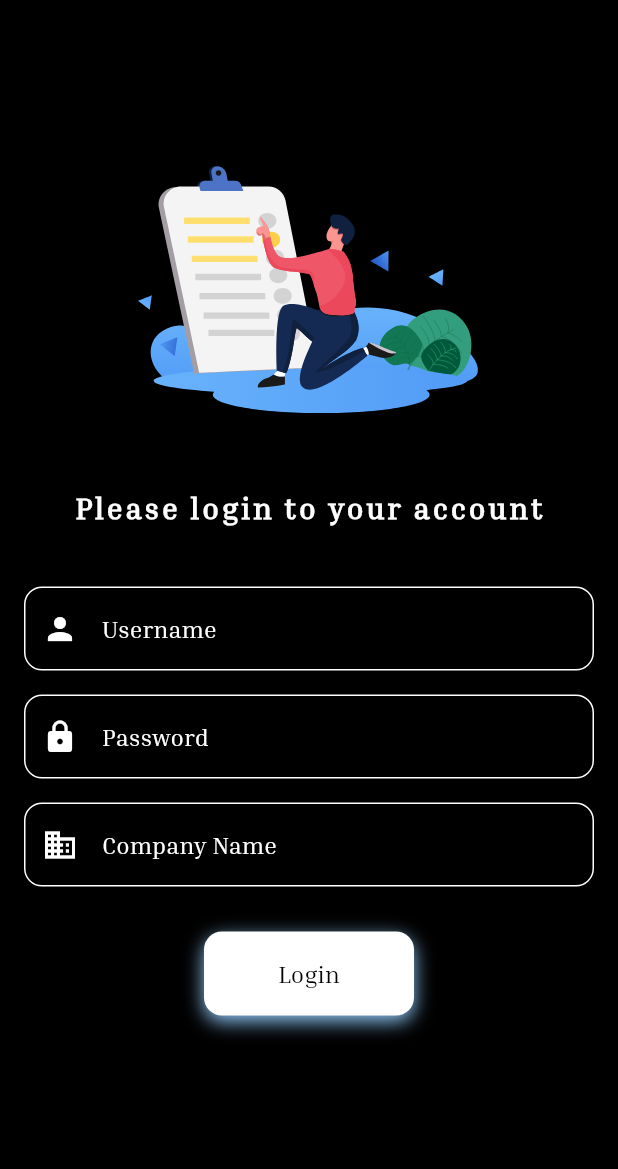
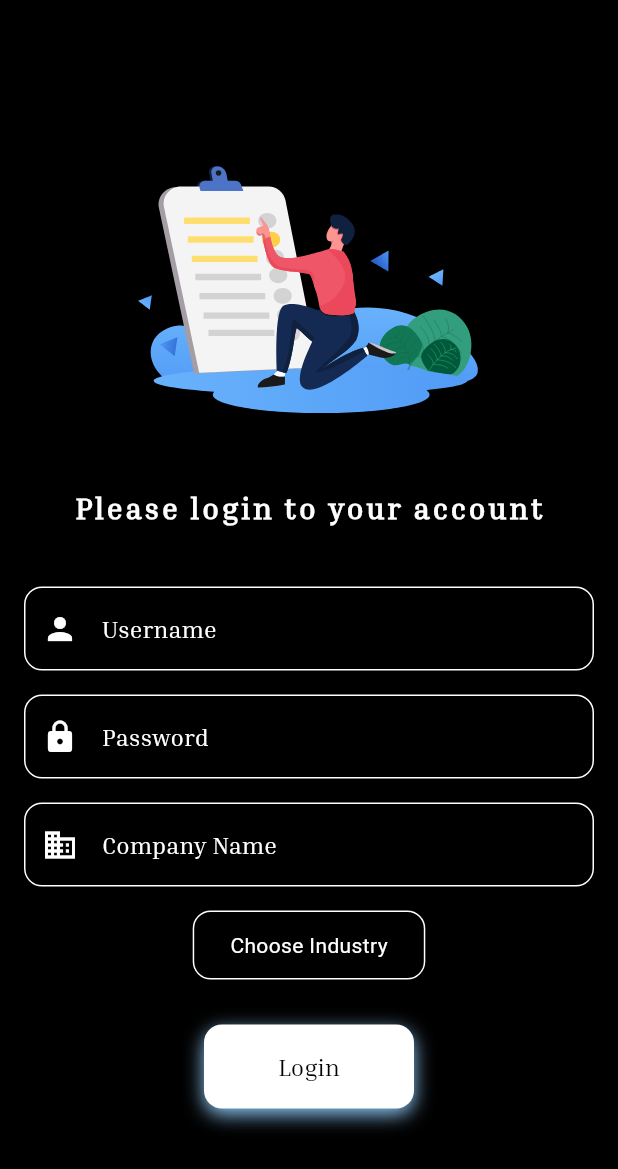
Before and after one commit to ShineWaiYanAung/innovatioProject, a Flutter app: the LoginView screen opened directly, on a phone screen of 412 x 824 dp. Shown: the top 1169 px of the screen. Run offline on Flutter 3.47's test engine with Material 3 defaults, Android fonts, the phone set to English and light mode, and no system bars; our stand-ins replace carousel_slider, csv, curved_navigation_bar, device_preview, file_picker, fl_chart and 3 more.

Commit message:
DropDownTextField

```diff
--- a/lib/features/appBusinessFeatures/pages/Questionire/questionirepage.dart
+++ b/lib/features/appBusinessFeatures/pages/Questionire/questionirepage.dart
@@ -1,4 +1,5 @@
 import 'package:flutter/material.dart';
+import 'package:innovation_proeject/features/authentication/pages/mainScreen/login.dart';
 import 'package:innovation_proeject/responsiveScreenControllerAbstract/parent_screen_controller.dart';
 
 class QuestionnairePage extends StatefulWidget {
@@ -87,7 +88,7 @@ class _QuestionnairePageState extends State<QuestionnairePage> {
           // Add further actions if needed
           Navigator.of(context).push(
             MaterialPageRoute(
-              builder: (context) => ScreenFactory.getPlatformScreen(Theme.of(context).platform).build(context),
+              builder: (context) => LoginView(),
             ),
           );
         },
--- a/lib/features/authentication/pages/mainScreen/login.dart
+++ b/lib/features/authentication/pages/mainScreen/login.dart
@@ -28,26 +28,21 @@ class _LoginViewState extends State<LoginView> {
     final username = _usernameController.text;
     final password = _passwordController.text;
     final companyName = _companyNameController.text;
+
     if (username == 'ShineWai' && password == "123") {
       final myKeyToProvider = context.read<DataImportCubit>();
       myKeyToProvider.updateCompanyName(companyName);
+
       Navigator.of(context).push(
         MaterialPageRoute(
-          builder: (context) =>
-              ScreenFactory.getPlatformScreen(Theme.of(context).platform)
-                  .build(context),
+          builder: (context) => ScreenFactory.getPlatformScreen(Theme.of(context).platform).build(context),
         ),
       );
     } else {
       ScaffoldMessenger.of(context).showSnackBar(
-        SnackBar(
-          content: Text("Your Password Wasn't Correct"),
-        ),
+        SnackBar(content: Text("Your Password Wasn't Correct")),
       );
     }
-    print('Username: $username');
-    print('Password: $password');
-    print('Company Name: $companyName');
   }
 
   @override
@@ -57,6 +52,9 @@ class _LoginViewState extends State<LoginView> {
         color: Colors.black,
         child: Padding(
           padding: const EdgeInsets.all(16.0),
+          child: Column(
+            children: [
+              Expanded(
                 child: ListView(
                   children: [
                     Column(
@@ -64,79 +62,36 @@ class _LoginViewState extends State<LoginView> {
                       children: [
                         SizedBox(
                           height: 300,
-                      child: Lottie.asset("onBoardingScreen/login.json")),
+                          child: Lottie.asset("onBoardingScreen/login.json"),
+                        ),
                         SizedBox(height: 10),
                         Text(
                           "Please login to your account",
                           style: Theme.of(context).textTheme.titleLarge,
-                  )
+                        ),
                       ],
                     ),
                     SizedBox(height: 40),
-              TextField(
+                    _buildTextField(
                       controller: _usernameController,
-                decoration: InputDecoration(
-                  prefixIcon: Icon(Icons.person),
-                  prefixIconColor: Colors.white,
-                  labelText: 'Username',
-                  labelStyle: Theme.of(context).textTheme.titleMedium,
-                  border: OutlineInputBorder(
-                    borderRadius: BorderRadius.circular(12),
-                  ),
-                  focusedBorder: OutlineInputBorder(
-                      borderSide: BorderSide(color: Colors.lightBlue),
-                      borderRadius: BorderRadius.circular(12)),
-                  enabledBorder: OutlineInputBorder(
-                    borderSide: BorderSide(color: Colors.white),
-                    borderRadius: BorderRadius.circular(12),
-                  ),
-                ),
-                style: TextStyle(color: Colors.white),
+                      label: 'Username',
+                      icon: Icons.person,
                     ),
                     SizedBox(height: 16),
-              TextField(
+                    _buildTextField(
                       controller: _passwordController,
+                      label: 'Password',
+                      icon: Icons.lock,
                       obscureText: true,
-                decoration: InputDecoration(
-                  prefixIcon: Icon(Icons.lock),
-                  prefixIconColor: Colors.white,
-                  labelText: 'Password',
-                  labelStyle: Theme.of(context).textTheme.titleMedium,
-                  border: OutlineInputBorder(
-                    borderRadius: BorderRadius.circular(12),
-                  ),
-                  focusedBorder: OutlineInputBorder(
-                      borderSide: BorderSide(color: Colors.lightBlue),
-                      borderRadius: BorderRadius.circular(12)),
-                  enabledBorder: OutlineInputBorder(
-                    borderSide: BorderSide(color: Colors.white),
-                    borderRadius: BorderRadius.circular(12),
-                  ),
-                ),
-                style: TextStyle(color: Colors.white),
                     ),
                     SizedBox(height: 16),
-              TextField(
+                    _buildTextField(
                       controller: _companyNameController,
-                decoration: InputDecoration(
-                  prefixIcon: Icon(Icons.business),
-                  prefixIconColor: Colors.white,
-                  labelText: 'Company Name',
-                  labelStyle: Theme.of(context).textTheme.titleMedium,
-                  border: OutlineInputBorder(
-                    borderRadius: BorderRadius.circular(12),
+                      label: 'Company Name',
+                      icon: Icons.business,
                     ),
-                  focusedBorder: OutlineInputBorder(
-                      borderSide: BorderSide(color: Colors.lightBlue),
-                      borderRadius: BorderRadius.circular(12)),
-                  focusColor: Colors.white,
-                  enabledBorder: OutlineInputBorder(
-                    borderSide: BorderSide(color: Colors.white),
-                    borderRadius: BorderRadius.circular(12),
-                  ),
-                ),
-                style: TextStyle(color: Colors.white),
-              ),
+                    SizedBox(height: 16),
+                    IndustryDescriptionPopup(),
                     SizedBox(height: 30),
                     Padding(
                       padding: const EdgeInsets.symmetric(horizontal: 120.0),
@@ -156,12 +111,14 @@ class _LoginViewState extends State<LoginView> {
                               ),
                             ],
                           ),
-                    child: Text('Login',
-                        style: Theme.of(context)
-                            .textTheme
-                            .titleMedium!
-                            .copyWith(color: Colors.black)),
+                          child: Text(
+                            'Login',
+                            style: Theme.of(context).textTheme.titleMedium!.copyWith(color: Colors.black),
                           ),
+                        ),
+                      ),
+                    ),
+                  ],
                 ),
               ),
             ],
@@ -170,4 +127,92 @@ class _LoginViewState extends State<LoginView> {
       ),
     );
   }
+
+  Widget _buildTextField({
+    required TextEditingController controller,
+    required String label,
+    required IconData icon,
+    bool obscureText = false,
+  }) {
+    return TextField(
+      controller: controller,
+      obscureText: obscureText,
+      decoration: InputDecoration(
+        prefixIcon: Icon(icon),
+        prefixIconColor: Colors.white,
+        labelText: label,
+        labelStyle: Theme.of(context).textTheme.titleMedium,
+        border: OutlineInputBorder(borderRadius: BorderRadius.circular(12)),
+        focusedBorder: OutlineInputBorder(
+          borderSide: BorderSide(color: Colors.lightBlue),
+          borderRadius: BorderRadius.circular(12),
+        ),
+        enabledBorder: OutlineInputBorder(
+          borderSide: BorderSide(color: Colors.white),
+          borderRadius: BorderRadius.circular(12),
+        ),
+      ),
+      style: TextStyle(color: Colors.white),
+    );
   }
+}
+
+class IndustryDescriptionPopup extends StatefulWidget {
+  @override
+  _IndustryDescriptionPopupState createState() =>
+      _IndustryDescriptionPopupState();
+}
+
+class _IndustryDescriptionPopupState extends State<IndustryDescriptionPopup> {
+  String _selectedIndustry = "Choose Industry";
+
+  final Map<String, String> _industries = {
+    'Technology':
+    'The technology industry focuses on innovations in computing, electronics, and software development.',
+    'Healthcare':
+    'The healthcare industry involves providing medical services, manufacturing equipment, and developing pharmaceuticals.',
+    'Finance':
+    'The finance industry manages money, including banking, investments, and insurance.',
+    'Education':
+    'The education industry involves institutions and services that deliver learning and training opportunities.',
+    'Retail':
+    'The retail industry focuses on selling consumer goods and services to customers directly.',
+  };
+
+  @override
+  Widget build(BuildContext context) {
+    return Center(
+      child: PopupMenuButton<String>(
+        color: Colors.black,
+        onSelected: (value) {
+          setState(() {
+            _selectedIndustry = value;
+          });
+        },
+        itemBuilder: (BuildContext context) {
+          return _industries.keys.map((String industry) {
+            return PopupMenuItem<String>(
+              value: industry,
+              child: Text(
+                industry,
+                style: TextStyle(color: Colors.white),
+              ),
+            );
+          }).toList();
+        },
+        child: Container(
+          decoration: BoxDecoration(
+            color: Colors.black,
+            borderRadius: BorderRadius.circular(12),
+            border: Border.all(color: Colors.white),
+          ),
+          padding: EdgeInsets.symmetric(vertical: 12, horizontal: 24),
+          child: Text(
+            _selectedIndustry,
+            style: TextStyle(color: Colors.white),
+          ),
+        ),
+      ),
+    );
+  }
+}
--- a/lib/main.dart
+++ b/lib/main.dart
@@ -56,8 +56,7 @@ class MyApp extends StatelessWidget {
           colorScheme: ColorScheme.fromSeed(seedColor: Colors.deepPurple),
           useMaterial3: true,
         ),
-        home: ScreenFactory.getPlatformScreen(Theme.of(context).platform)
-            .build(context),)
+        home: OnBoardingScreen(),)
     );
   }
 }
```
Also changed, not shown: lib/features/appBusinessFeatures/pages/subpages/customer_segementation.dart (+38 -22 lines), lib/features/appBusinessFeatures/pages/subpages/subsubPage/incomeMoney_segementation.dart (added, +15 -0 lines). Lines whose indentation alone changed are shown as unchanged.
